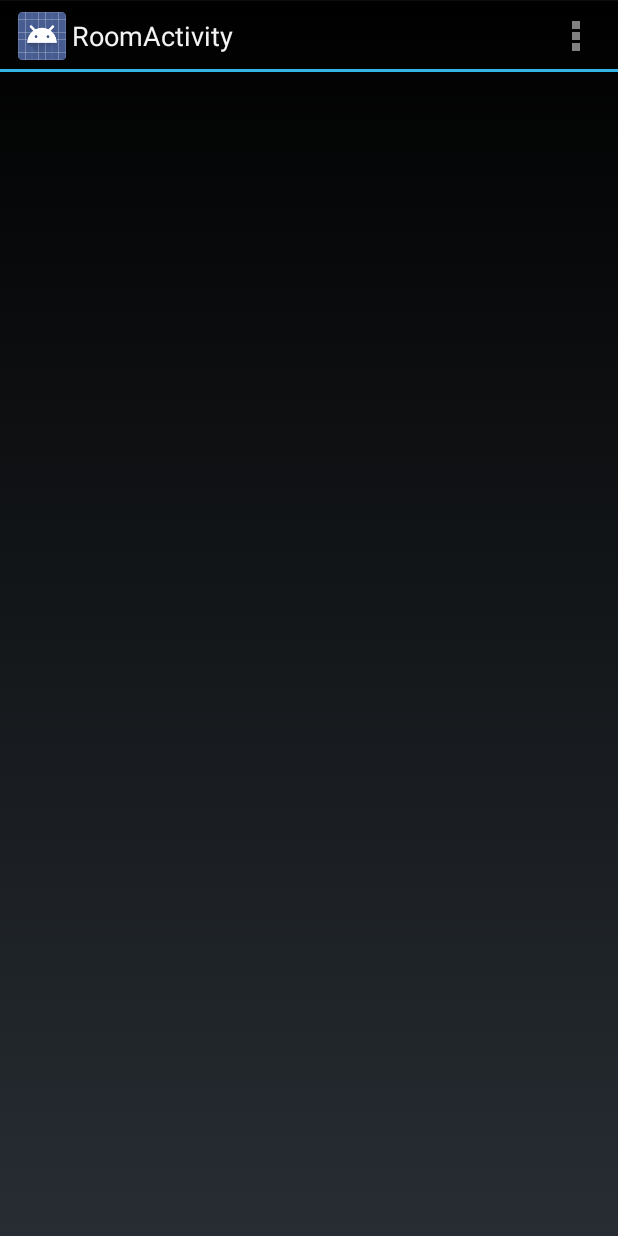
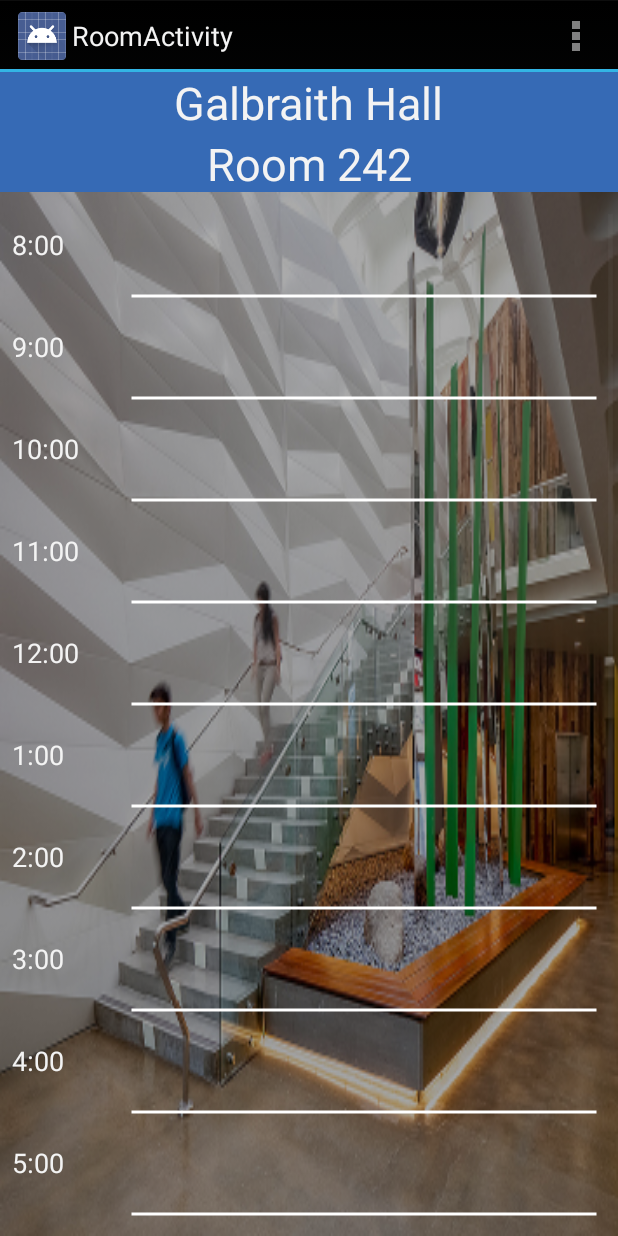
Before and after one commit to NeoValkyrion/TritonUnlinked, an Android app: the RoomActivity screen opened directly, with no data from a screen before it, on a phone screen of 412 x 824 dp. Run offline under Robolectric (Android 15) with nearby library versions, the light colour scheme and no system bars.

Commit message:
removed the viewpager in roomactivity. working on displaying classes

```diff
--- a/TritonUnlinked/src/main/java/triton/unlinked/RoomActivity.java
+++ b/TritonUnlinked/src/main/java/triton/unlinked/RoomActivity.java
@@ -31,12 +31,12 @@ public class RoomActivity extends Activity {
      * may be best to switch to a
      * {@link android.support.v13.app.FragmentStatePagerAdapter}.
      */
-    SectionsPagerAdapter mSectionsPagerAdapter;
+    //SectionsPagerAdapter mSectionsPagerAdapter;
 
     /**
      * The {@link ViewPager} that will host the section contents.
      */
-    ViewPager mViewPager;
+    //ViewPager mViewPager;
     ListView timeListView;
 
 
@@ -49,11 +49,11 @@ public class RoomActivity extends Activity {
 
         // Create the adapter that will return a fragment for each of the three
         // primary sections of the activity.
-        mSectionsPagerAdapter = new SectionsPagerAdapter(getFragmentManager());
+        //mSectionsPagerAdapter = new SectionsPagerAdapter(getFragmentManager());
 
         // Set up the ViewPager with the sections adapter.
-        mViewPager = (ViewPager) findViewById(R.id.pager);
-        mViewPager.setAdapter(mSectionsPagerAdapter);
+        //mViewPager = (ViewPager) findViewById(R.id.pager);
+        //mViewPager.setAdapter(mSectionsPagerAdapter);
     }
 
 
@@ -83,7 +83,7 @@ public class RoomActivity extends Activity {
      * A {@link FragmentPagerAdapter} that returns a fragment corresponding to
      * one of the sections/tabs/pages.
      */
-    public class SectionsPagerAdapter extends FragmentPagerAdapter {
+    /*public class SectionsPagerAdapter extends FragmentPagerAdapter {
 
         public SectionsPagerAdapter(FragmentManager fm) {
             super(fm);
@@ -123,7 +123,7 @@ public class RoomActivity extends Activity {
             }
             return null;
         }
-    }
+    }*/
 
     /**
      * A placeholder fragment containing a simple view.
--- a/TritonUnlinked/src/main/res/drawable/rectangle_line.xml
+++ b/TritonUnlinked/src/main/res/drawable/rectangle_line.xml
@@ -9,7 +9,7 @@
     </item>
 
     <item android:top="0px"
-        android:left="150px"
+        android:left="130px"
         android:right="20px">
         <shape android:shape="line"  >
             <stroke
--- a/TritonUnlinked/src/main/res/layout/activity_room.xml
+++ b/TritonUnlinked/src/main/res/layout/activity_room.xml
@@ -1,6 +1,68 @@
-<android.support.v4.view.ViewPager xmlns:android="http://schemas.android.com/apk/res/android"
+<!--<android.support.v4.view.ViewPager xmlns:android="http://schemas.android.com/apk/res/android"
     xmlns:tools="http://schemas.android.com/tools"
     android:id="@+id/pager"
     android:layout_width="match_parent"
     android:layout_height="match_parent"
-    tools:context="triton.unlinked.RoomActivity" />
+    tools:context="triton.unlinked.RoomActivity" />-->
+
+<RelativeLayout xmlns:android="http://schemas.android.com/apk/res/android"
+    xmlns:tools="http://schemas.android.com/tools"
+    android:layout_width="match_parent"
+    android:layout_height="match_parent"
+    android:background="@drawable/galbraith_hall"
+    tools:context="triton.unlinked.RoomActivity$PlaceholderFragment">
+    <!--android:paddingLeft="@dimen/activity_horizontal_margin"
+    android:paddingRight="@dimen/activity_horizontal_margin"
+    android:paddingTop="@dimen/activity_vertical_margin"
+    android:paddingBottom="@dimen/activity_vertical_margin"-->
+
+
+    <View
+        android:id="@+id/transparentRectangle"
+        android:layout_width="match_parent"
+        android:layout_height="match_parent"
+        android:background="@drawable/rectangle_transparent"/>
+
+    <View
+        android:id="@+id/blueRectangle"
+        android:layout_width="match_parent"
+        android:layout_height="80dp"
+        android:background="@drawable/rectangle_blue"/>
+
+    <!--<TextView
+        android:id="@+id/section_label"
+        android:layout_width="wrap_content"
+        android:layout_height="wrap_content" />-->
+
+    <TextView
+        android:layout_width="wrap_content"
+        android:layout_height="wrap_content"
+        android:textSize="30sp"
+        android:textAppearance="?android:attr/textAppearanceLarge"
+        android:text="@string/lecture_hall"
+        android:id="@+id/lecture_hall"
+        android:layout_centerHorizontal="true"
+        android:layout_alignParentTop="true" />
+
+    <TextView
+        android:layout_width="fill_parent"
+        android:layout_height="wrap_content"
+        android:textSize="30sp"
+        android:textAppearance="?android:attr/textAppearanceLarge"
+        android:text="@string/room_number"
+        android:id="@+id/room_number"
+        android:gravity="center"
+        android:layout_below="@+id/lecture_hall" />
+
+    <ListView
+        android:id="@+id/times"
+        android:layout_width="wrap_content"
+        android:layout_height="wrap_content"
+        android:layout_marginTop="10dp"
+        android:dividerHeight="20dp"
+        android:divider="@drawable/rectangle_line"
+        android:entries="@array/times"
+        android:layout_below="@+id/room_number">
+    </ListView>
+
+</RelativeLayout>
--- a/TritonUnlinked/src/main/res/layout/fragment_room.xml
+++ b/TritonUnlinked/src/main/res/layout/fragment_room.xml
@@ -1,13 +1,9 @@
-<RelativeLayout xmlns:android="http://schemas.android.com/apk/res/android"
+<!--<RelativeLayout xmlns:android="http://schemas.android.com/apk/res/android"
     xmlns:tools="http://schemas.android.com/tools"
     android:layout_width="match_parent"
     android:layout_height="match_parent"
     android:background="@drawable/galbraith_hall"
     tools:context="triton.unlinked.RoomActivity$PlaceholderFragment">
-    <!--android:paddingLeft="@dimen/activity_horizontal_margin"
-    android:paddingRight="@dimen/activity_horizontal_margin"
-    android:paddingTop="@dimen/activity_vertical_margin"
-    android:paddingBottom="@dimen/activity_vertical_margin"-->
 
     <View
         android:id="@+id/transparentRectangle"
@@ -58,3 +54,11 @@
     </ListView>
 
 </RelativeLayout>
+-->
+
+<RelativeLayout xmlns:android="http://schemas.android.com/apk/res/android"
+    xmlns:tools="http://schemas.android.com/tools"
+    android:layout_width="match_parent"
+    android:layout_height="match_parent"
+    tools:context="triton.unlinked.RoomActivity$PlaceholderFragment">
+</RelativeLayout>
```
